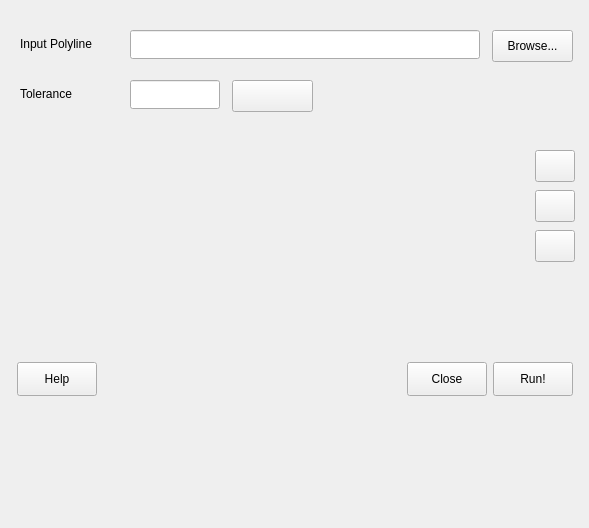
First picture: the form in src/plugins/pihm_gis/VectorProcessing/SimplifyLine/simplifylinedialog.ui, repository gopal-bhatt/PIHMgis, before the edit.
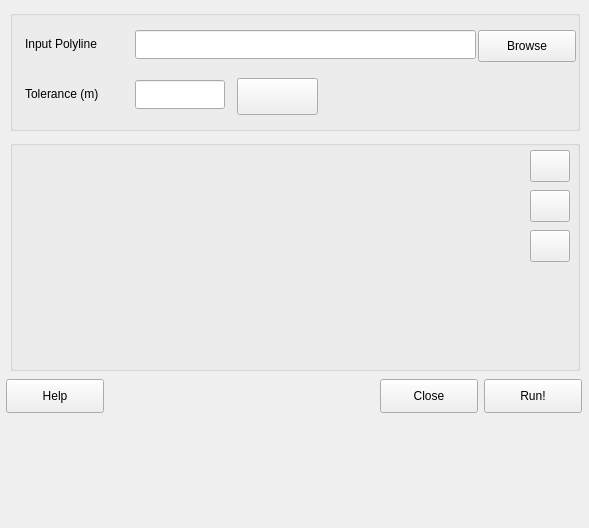
Second picture: the form after the edit. Icons and pictures are not drawn. Custom widgets are drawn as their Qt base class.

```diff
--- a/src/plugins/pihm_gis/VectorProcessing/SimplifyLine/simplifylinedialog.ui
+++ b/src/plugins/pihm_gis/VectorProcessing/SimplifyLine/simplifylinedialog.ui
@@ -13,13 +13,13 @@
   <property name="windowTitle">
    <string>Simplify Line</string>
   </property>
-  <widget class="Q3ButtonGroup" name="polygonToPolyLineGroup" native="true">
+  <widget class="Q3ButtonGroup" name="polygonToPolyLineGroup">
    <property name="geometry">
     <rect>
-     <x>5</x>
+     <x>10</x>
      <y>140</y>
-     <width>580</width>
-     <height>380</height>
+     <width>570</width>
+     <height>231</height>
     </rect>
    </property>
    <property name="sizePolicy">
@@ -31,38 +31,12 @@
    <property name="title" stdset="0">
     <string/>
    </property>
-   <widget class="QPushButton" name="helpButton">
-    <property name="geometry">
-     <rect>
-      <x>12</x>
-      <y>222</y>
-      <width>80</width>
-      <height>34</height>
-     </rect>
-    </property>
-    <property name="text">
-     <string>Help</string>
-    </property>
-    <property name="autoDefault">
-     <bool>false</bool>
-    </property>
-   </widget>
-   <widget class="Q3TextBrowser" name="MessageLog" native="true">
-    <property name="geometry">
-     <rect>
-      <x>11</x>
-      <y>271</y>
-      <width>560</width>
-      <height>92</height>
-     </rect>
-    </property>
-   </widget>
    <widget class="Q3Table" name="inputOutputTable" native="true">
     <property name="geometry">
      <rect>
       <x>10</x>
       <y>10</y>
-      <width>510</width>
+      <width>501</width>
       <height>200</height>
      </rect>
     </property>
@@ -97,7 +71,7 @@
    <widget class="QPushButton" name="removeFileButton">
     <property name="geometry">
      <rect>
-      <x>530</x>
+      <x>520</x>
       <y>10</y>
       <width>40</width>
       <height>32</height>
@@ -120,7 +94,7 @@
    <widget class="QPushButton" name="removeAllButton">
     <property name="geometry">
      <rect>
-      <x>530</x>
+      <x>520</x>
       <y>90</y>
       <width>40</width>
       <height>32</height>
@@ -140,42 +114,10 @@
      <bool>false</bool>
     </property>
    </widget>
-   <widget class="QPushButton" name="okButton">
-    <property name="geometry">
-     <rect>
-      <x>488</x>
-      <y>222</y>
-      <width>80</width>
-      <height>34</height>
-     </rect>
-    </property>
-    <property name="text">
-     <string>Run!</string>
-    </property>
-    <property name="autoDefault">
-     <bool>false</bool>
-    </property>
-   </widget>
-   <widget class="QPushButton" name="cancelButton">
-    <property name="geometry">
-     <rect>
-      <x>402</x>
-      <y>222</y>
-      <width>80</width>
-      <height>34</height>
-     </rect>
-    </property>
-    <property name="text">
-     <string>Close</string>
-    </property>
-    <property name="autoDefault">
-     <bool>false</bool>
-    </property>
-   </widget>
    <widget class="QPushButton" name="editToleranceButton">
     <property name="geometry">
      <rect>
-      <x>530</x>
+      <x>520</x>
       <y>50</y>
       <width>40</width>
       <height>32</height>
@@ -196,12 +138,12 @@
     </property>
    </widget>
   </widget>
-  <widget class="Q3ButtonGroup" name="buttonGroup8" native="true">
+  <widget class="Q3ButtonGroup" name="buttonGroup8">
    <property name="geometry">
     <rect>
-     <x>5</x>
+     <x>10</x>
      <y>10</y>
-     <width>580</width>
+     <width>570</width>
      <height>121</height>
     </rect>
    </property>
@@ -231,7 +173,7 @@
      </rect>
     </property>
     <property name="text">
-     <string>Tolerance</string>
+     <string>Tolerance (m)</string>
     </property>
    </widget>
    <widget class="QLineEdit" name="InputPolylineEdit">
@@ -239,7 +181,7 @@
      <rect>
       <x>125</x>
       <y>20</y>
-      <width>350</width>
+      <width>341</width>
       <height>29</height>
      </rect>
     </property>
@@ -258,9 +200,9 @@
     <property name="geometry">
      <rect>
       <x>227</x>
-      <y>70</y>
+      <y>68</y>
       <width>81</width>
-      <height>32</height>
+      <height>37</height>
      </rect>
     </property>
     <property name="toolTip">
@@ -280,26 +222,96 @@
    <widget class="QPushButton" name="inputPolylineButton">
     <property name="geometry">
      <rect>
-      <x>487</x>
+      <x>468</x>
       <y>20</y>
-      <width>81</width>
+      <width>98</width>
       <height>32</height>
      </rect>
     </property>
     <property name="text">
-     <string>Browse...</string>
+     <string>Browse</string>
     </property>
     <property name="autoDefault">
      <bool>false</bool>
     </property>
    </widget>
   </widget>
+  <widget class="Q3TextBrowser" name="MessageLog" native="true">
+   <property name="geometry">
+    <rect>
+     <x>10</x>
+     <y>417</y>
+     <width>570</width>
+     <height>101</height>
+    </rect>
+   </property>
+  </widget>
+  <widget class="QPushButton" name="okButton">
+   <property name="geometry">
+    <rect>
+     <x>484</x>
+     <y>379</y>
+     <width>98</width>
+     <height>34</height>
+    </rect>
+   </property>
+   <property name="text">
+    <string>Run!</string>
+   </property>
+   <property name="autoDefault">
+    <bool>false</bool>
+   </property>
+  </widget>
+  <widget class="QPushButton" name="cancelButton">
+   <property name="geometry">
+    <rect>
+     <x>380</x>
+     <y>379</y>
+     <width>98</width>
+     <height>34</height>
+    </rect>
+   </property>
+   <property name="text">
+    <string>Close</string>
+   </property>
+   <property name="autoDefault">
+    <bool>false</bool>
+   </property>
+  </widget>
+  <widget class="QPushButton" name="helpButton">
+   <property name="geometry">
+    <rect>
+     <x>6</x>
+     <y>379</y>
+     <width>98</width>
+     <height>34</height>
+    </rect>
+   </property>
+   <property name="text">
+    <string>Help</string>
+   </property>
+   <property name="autoDefault">
+    <bool>false</bool>
+   </property>
+  </widget>
  </widget>
  <layoutdefault spacing="6" margin="11"/>
  <customwidgets>
+  <customwidget>
+   <class>Q3TextBrowser</class>
+   <extends>QWidget</extends>
+   <header>q3textbrowser.h</header>
+   <container>1</container>
+  </customwidget>
+  <customwidget>
+   <class>Q3GroupBox</class>
+   <extends>QGroupBox</extends>
+   <header>Qt3Support/Q3GroupBox</header>
+   <container>1</container>
+  </customwidget>
   <customwidget>
    <class>Q3ButtonGroup</class>
-   <extends></extends>
+   <extends>Q3GroupBox</extends>
    <header>Qt3Support/Q3ButtonGroup</header>
    <container>1</container>
   </customwidget>
@@ -308,12 +320,6 @@
    <extends></extends>
    <header>q3table.h</header>
   </customwidget>
-  <customwidget>
-   <class>Q3TextBrowser</class>
-   <extends>QWidget</extends>
-   <header>q3textbrowser.h</header>
-   <container>1</container>
-  </customwidget>
  </customwidgets>
  <resources>
   <include location="../PolygonToPolyLine/polygontopolylinedialog.qrc"/>
```
Left out of the diff: 7 changed lines with no effect on the pictures.
